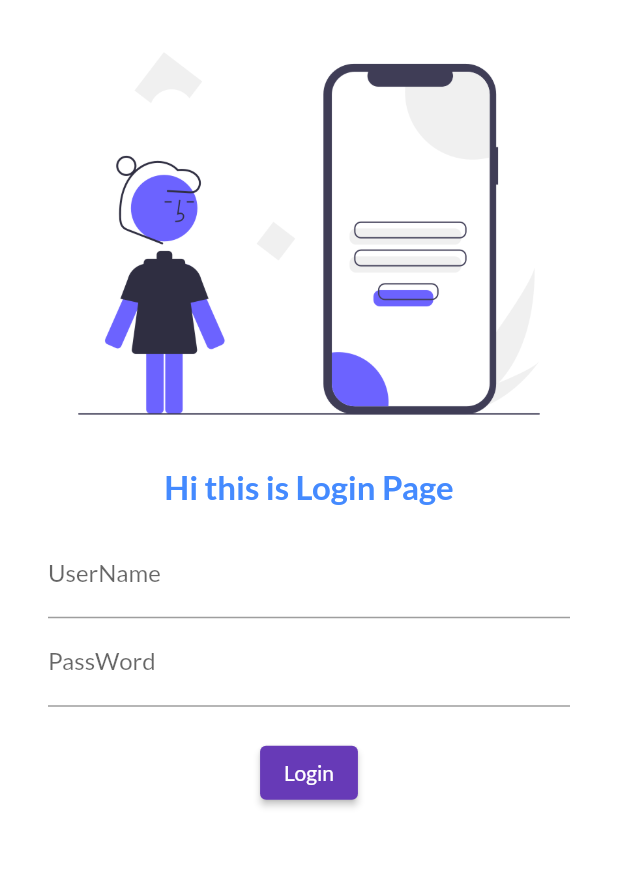
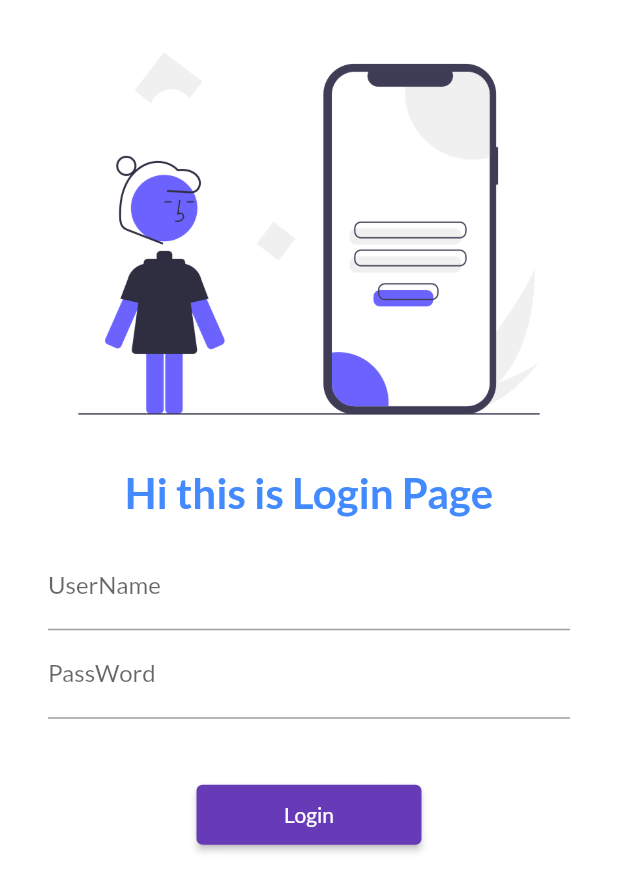
Before and after one commit to merahulkum/8HoursOfFlutter, a Flutter app: the screen it shows after launch, on a phone screen of 412 x 824 dp. Shown: the top 892 px of the screen. Run offline on Flutter 3.47's test engine with Material 2 defaults, Android fonts, the phone set to English and light mode, and no system bars; our stand-ins replace google_fonts.

Commit message:
Day 5 completed

```diff
--- a/lib/loginpage.dart
+++ b/lib/loginpage.dart
@@ -1,3 +1,4 @@
+import 'package:c4/utils/routes.dart';
 import 'package:flutter/material.dart';
 
 class LoginPage extends StatelessWidget {
@@ -7,6 +8,7 @@ class LoginPage extends StatelessWidget {
   Widget build(BuildContext context) {
     return Material(
         color: Colors.white,
+        child: SingleChildScrollView(
           child: Column(
             children: [
               Image.asset(
@@ -17,7 +19,7 @@ class LoginPage extends StatelessWidget {
                 "Hi this is Login Page",
                 style: TextStyle(
                     color: Colors.blueAccent,
-                  fontSize: 22,
+                    fontSize: 28,
                     fontWeight: FontWeight.bold),
               ),
               Padding(
@@ -37,15 +39,16 @@ class LoginPage extends StatelessWidget {
                           hintText: "Enter PassWord", labelText: "PassWord"),
                     ),
                     SizedBox(
-                    height: 20.0,
+                      height: 40.0,
                     ),
                     ElevatedButton(onPressed: (){
-
-                  },style: TextButton.styleFrom(), child: Text("Login"))
+                      Navigator.pushNamed(context, MyRoutes.homeRoute);
+                    },style: TextButton.styleFrom(minimumSize: Size(150, 40)), child: Text("Login"))
                   ],
                 ),
               )
             ],
+          ),
         ));
   }
 }
--- a/lib/main.dart
+++ b/lib/main.dart
@@ -1,5 +1,6 @@
 import 'package:c4/home_page.dart';
 import 'package:c4/loginpage.dart';
+import 'package:c4/utils/routes.dart';
 import 'package:flutter/material.dart';
 import 'package:google_fonts/google_fonts.dart';
 
@@ -21,8 +22,8 @@ class MyApp extends StatelessWidget {
       darkTheme: ThemeData(brightness: Brightness.dark),
       routes: {
         "/": (context) => LoginPage(),
-        "/home": (context) => HomeScreen(),
-        "/login": (context) => LoginPage()
+        MyRoutes.homeRoute: (context) => HomeScreen(),
+        MyRoutes.loginRoute: (context) => LoginPage()
       },
     );
   }
--- /dev/null
+++ b/lib/utils/routes.dart
@@ -0,0 +1,4 @@
+class MyRoutes{
+  static String loginRoute="/login";
+  static String homeRoute="/home";
+}
```
Lines whose indentation alone changed are shown as unchanged.
